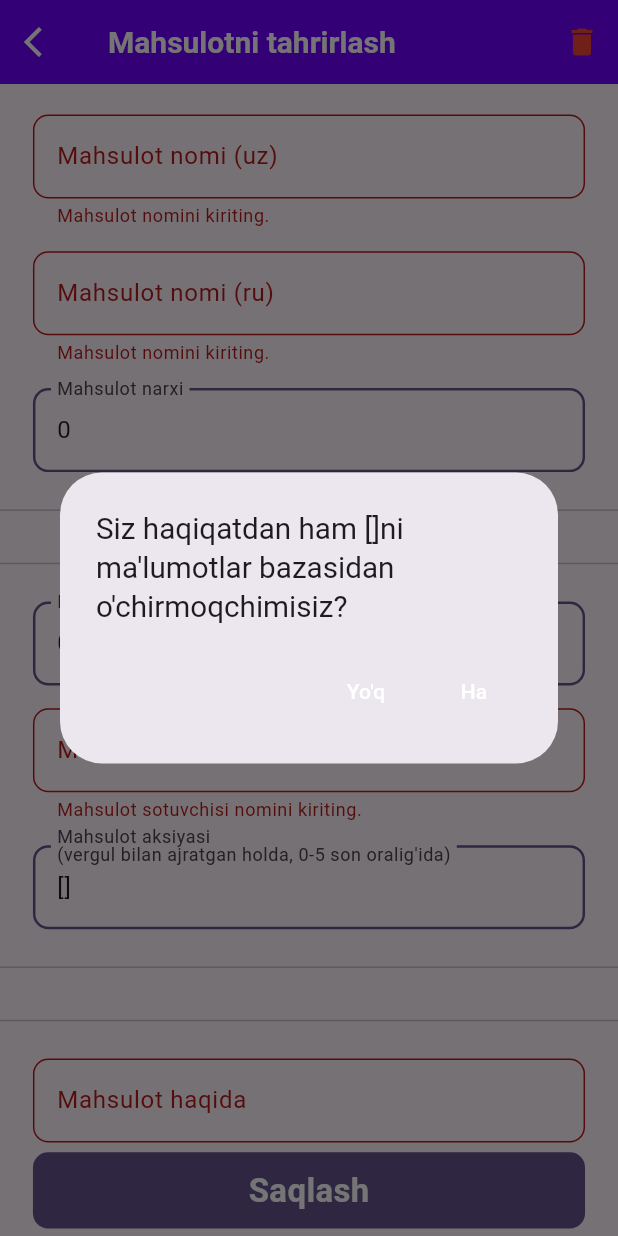
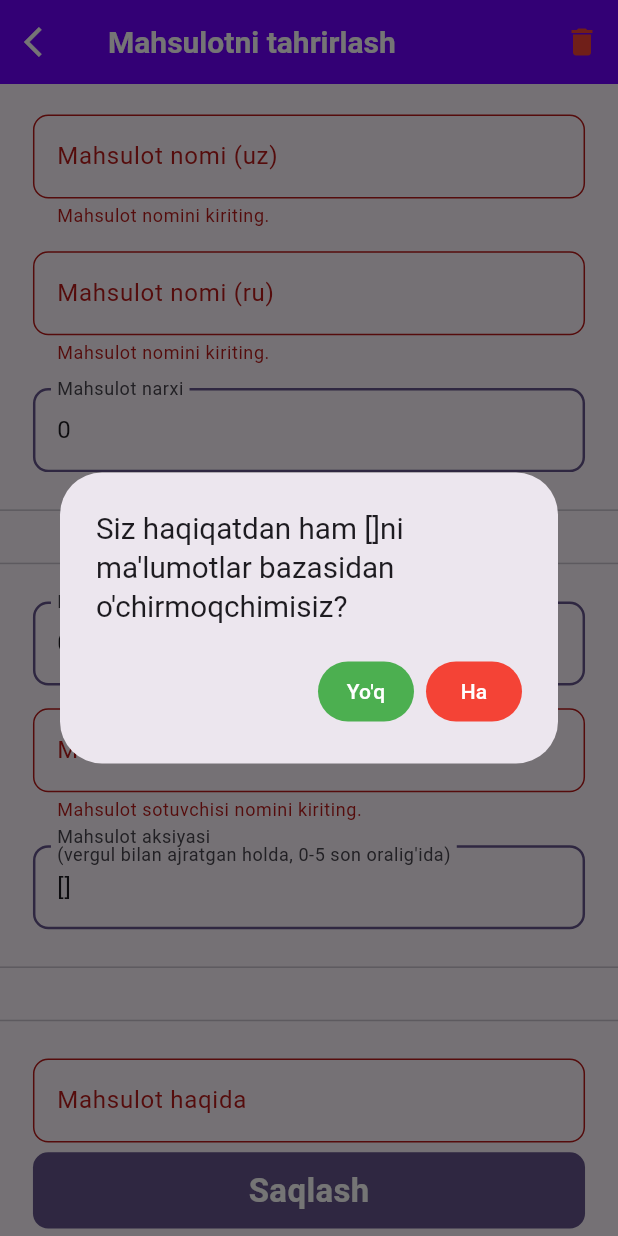
Before and after one commit to Online-tech-shop/admin_panel, a Flutter app: the ManageProductScreen screen opened directly with empty values, scrolled down 106 dp, after a tap on "Saqlash", after a tap on the "delete" icon, on a phone screen of 412 x 824 dp. Run offline on Flutter 3.47's test engine with Material 3 defaults, Android fonts, the phone set to English and light mode, and no system bars; our stand-ins replace flutter_screenutil, salomon_bottom_bar; network calls fail.

Commit message:
fixing errors

```diff
--- a/lib/views/screen/edit_product_screen.dart
+++ b/lib/views/screen/edit_product_screen.dart
@@ -119,9 +119,15 @@ class _ManageProductScreenState extends State<ManageProductScreen> {
                       onPressed: () {
                         Navigator.of(context).pop();
                       },
+                      style: const ButtonStyle(
+                        backgroundColor: WidgetStatePropertyAll(Colors.green)
+                      ),
                       child: const Text(
                         'Yo\'q',
-                        style: TextStyle(color: Colors.white),
+                        style: TextStyle(
+                          color: Colors.white,
+                          backgroundColor: Colors.green,
+                        ),
                       ),
                     ),
                     TextButton(
@@ -130,9 +136,15 @@ class _ManageProductScreenState extends State<ManageProductScreen> {
                             .deleteProduct(widget.product.id);
                         widget.onProductEdited();
                       },
+                      style: const ButtonStyle(
+                          backgroundColor: WidgetStatePropertyAll(Colors.red)
+                      ),
                       child: const Text(
                         'Ha',
-                        style: TextStyle(color: Colors.white),
+                        style: TextStyle(
+                          color: Colors.white,
+                          backgroundColor: Colors.red,
+                        ),
                       ),
                     ),
                   ],
```
